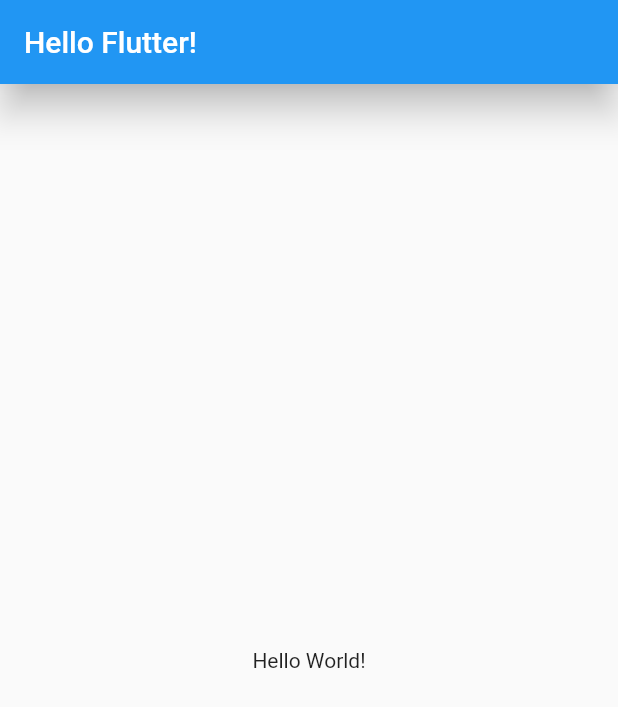
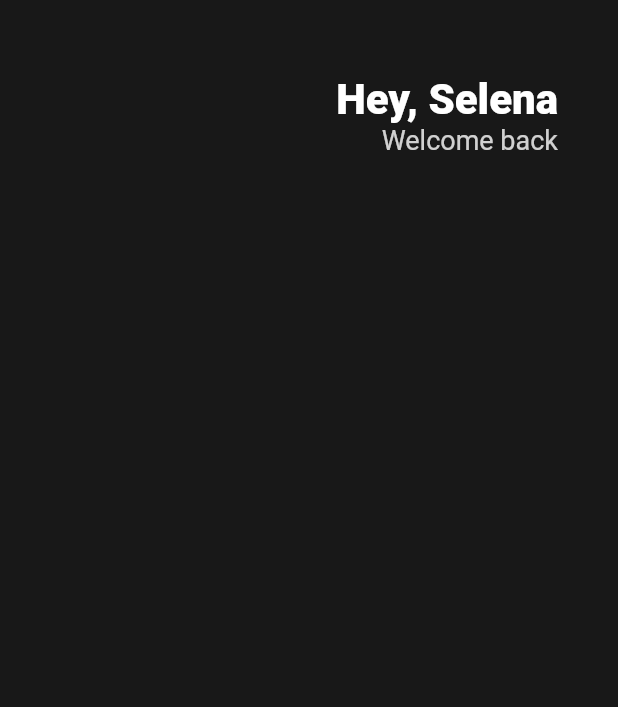
Before and after one commit to MalMyeong/flutter_practice, a Flutter app: the screen it shows after launch, on a phone screen of 412 x 824 dp. Shown: the top 707 px of the screen. Run offline on Flutter 3.47's test engine with Material 2 defaults, Android fonts, the phone set to English and light mode, and no system bars.

Commit message:
Header_Practice

```diff
--- a/lib/main.dart
+++ b/lib/main.dart
@@ -17,13 +17,41 @@ class App extends StatelessWidget {
     // TODO: implement build
     return MaterialApp(
       home: Scaffold(
-        appBar: AppBar(
-          centerTitle: false,
-          elevation: 10,
-          title: Text('Hello Flutter!'),
-        ),
-        body: Center(
-          child: Text('Hello World!'),
+        backgroundColor: Color(0xFF181818),
+        body: Padding(
+          padding: EdgeInsets.symmetric(horizontal: 40),
+          child: Column(
+            children: [
+              SizedBox(
+                height: 50,
+              ),
+              Row(
+                mainAxisAlignment: MainAxisAlignment.end,
+                children: [
+                  Column(
+                    crossAxisAlignment: CrossAxisAlignment.end,
+                    children: [
+                      Text(
+                        'Hey, Selena',
+                        style: TextStyle(
+                          color: Colors.white,
+                          fontSize: 28,
+                          fontWeight: FontWeight.w800,
+                        ),
+                      ),
+                      Text(
+                        'Welcome back',
+                        style: TextStyle(
+                          color: Colors.white.withOpacity(0.8),
+                          fontSize: 18,
+                        ),
+                      ),
+                    ],
+                  )
+                ],
+              )
+            ],
+          ),
         ),
       ),
     );
```
